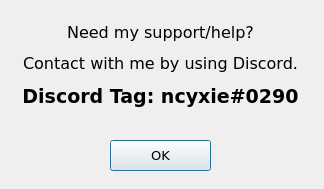
Before: the Qt Designer form discorddialog.ui in ncyxie/Notepad-DOT-Qt, drawn with Qt 5.
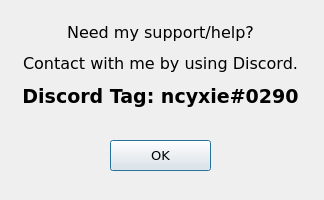
After: the same form once the commit is applied.

Commit message: Minor adjustments to About and Discord dialogs

What changed in the file:
```diff
--- a/discorddialog.ui
+++ b/discorddialog.ui
@@ -7,7 +7,7 @@
     <x>0</x>
     <y>0</y>
     <width>324</width>
-    <height>189</height>
+    <height>200</height>
    </rect>
   </property>
   <property name="windowTitle">
```
The commit also changes 1 other file.
